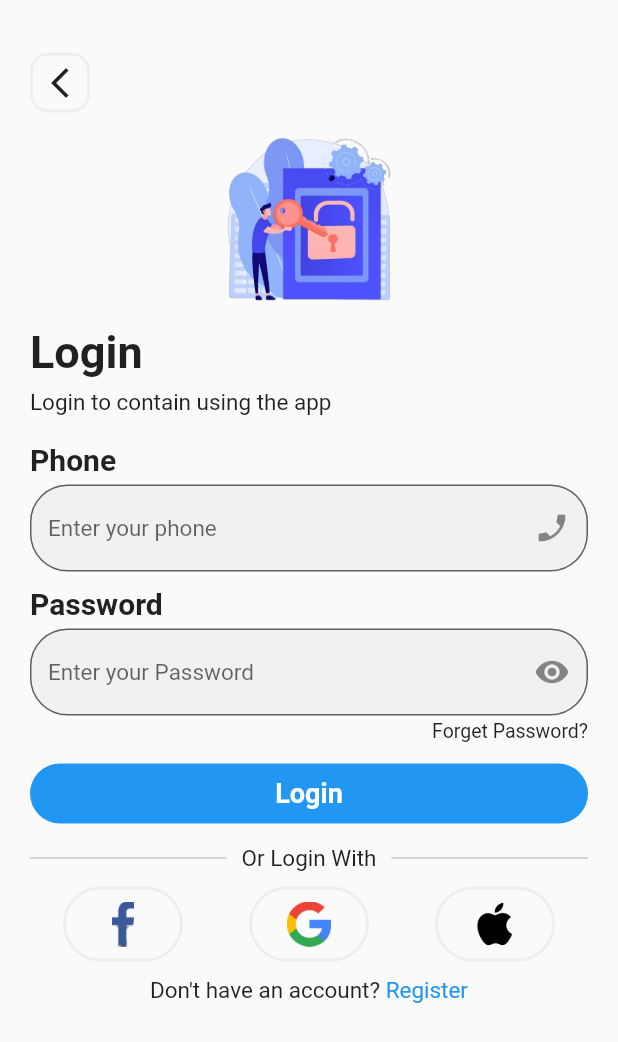
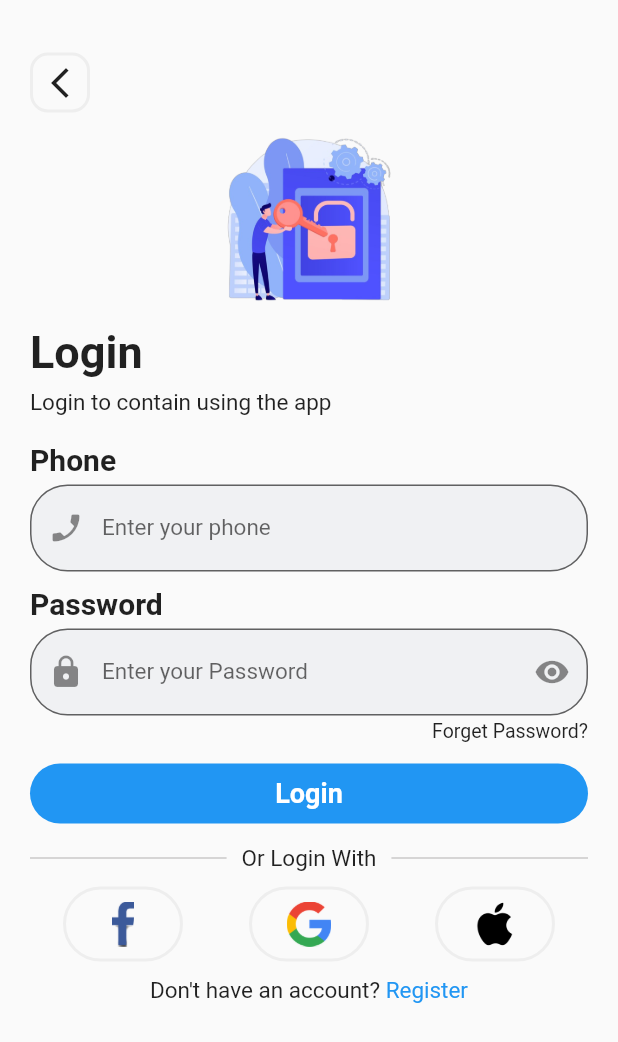
Before and after one commit to MohamedMohamedSaleh/flutter_training, a Flutter app: the screen it shows after launch, after a tap on "Login", on a phone screen of 412 x 824 dp. Shown: the top 1042 px of the screen. Run offline on Flutter 3.47's test engine with Material 2 defaults, Android fonts, the phone set to English and light mode, and no system bars; our stand-ins replace dio; network calls fail.

Commit message:
with some clean code

```diff
--- a/lib/login/controller.dart
+++ b/lib/login/controller.dart
@@ -0,0 +1,23 @@
+import 'package:dio/dio.dart';
+
+class LoginController {
+  bool isTrue = false;
+  Future<String> loginUser({String? phone, String? password}) async {
+    try {
+      await Dio().post(
+        "https://thimar.amr.aait-d.com/api/login",
+        data: {
+          "phone": phone,
+          "password": password,
+          "type": "android",
+          "device_token": "test",
+          "user_type": "client",
+        },
+      );
+      return "Login Successfull";
+    } on DioException catch (ex) {
+      print(ex.response!.data["message"]);
+      return ex.response!.data["message"];
+    }
+  }
+}
--- a/lib/login/view.dart
+++ b/lib/login/view.dart
@@ -1,4 +1,7 @@
 import 'package:flutter/material.dart';
+import 'package:flutter_training/widgets/form_input_app.dart';
+
+
 
 class LoginView extends StatelessWidget {
   const LoginView({super.key});
@@ -51,71 +54,7 @@ class LoginView extends StatelessWidget {
             const SizedBox(
               height: 18,
             ),
-            const Text(
-              "Phone",
-              style: TextStyle(fontSize: 20, fontWeight: FontWeight.w600),
-            ),
-            const SizedBox(
-              height: 5,
-            ),
-            TextField(
-              cursorHeight: 15,
-              style: const TextStyle(fontSize: 15),
-              decoration: InputDecoration(
-                suffixIcon: const Icon(Icons.phone_enabled),
-                fillColor: const Color.fromARGB(255, 240, 241, 243),
-                filled: true,
-                hintText: "Enter your phone",
-                border: OutlineInputBorder(
-                  borderRadius: BorderRadius.circular(25),
-                ),
-              ),
-            ),
-            const SizedBox(
-              height: 10,
-            ),
-            const Text(
-              "Password",
-              style: TextStyle(fontSize: 20, fontWeight: FontWeight.w600),
-            ),
-            const SizedBox(
-              height: 5,
-            ),
-            TextField(
-              cursorHeight: 15,
-              style: const TextStyle(fontSize: 15),
-              decoration: InputDecoration(
-                fillColor: const Color.fromARGB(255, 240, 241, 243),
-                filled: true,
-                suffixIcon: IconButton(
-                  icon: const Icon(
-                    Icons.visibility,
-                  ),
-                  onPressed: () {},
-                ),
-                hintText: "Enter your Password",
-                border: OutlineInputBorder(
-                  borderRadius: BorderRadius.circular(25),
-                ),
-              ),
-            ),
-            const SizedBox(
-              height: 3,
-            ),
-            const Text(
-              "Forget Password?",
-              style: TextStyle(fontSize: 13, fontWeight: FontWeight.w400),
-              textAlign: TextAlign.end,
-            ),
-            const SizedBox(
-              height: 10,
-            ),
-            FilledButton(
-                onPressed: () {},
-                child: const Text(
-                  "Login",
-                  style: TextStyle(fontSize: 18, fontWeight: FontWeight.w600),
-                )),
+            const FormInputApp(),
             const SizedBox(
               height: 10,
             ),
@@ -223,6 +162,7 @@ class LoginView extends StatelessWidget {
           ],
         ),
       ),
+
     );
   }
 }
--- /dev/null
+++ b/lib/widgets/custom_text_field.dart
@@ -0,0 +1,66 @@
+import 'package:flutter/material.dart';
+
+class CustomTextField extends StatefulWidget {
+  const CustomTextField({
+    super.key,
+    required this.labelText,
+    this.isPassword = false,
+    this.passwordIcon,
+    required this.prefixIcon,
+    this.controller,
+  });
+
+  final bool isPassword;
+  final String labelText;
+  final IconData? passwordIcon;
+  final IconData prefixIcon;
+  final TextEditingController?  controller;
+
+  @override
+  State<CustomTextField> createState() => _CustomTextFieldState();
+}
+
+class _CustomTextFieldState extends State<CustomTextField> {
+  bool isHiden = true;
+  @override
+  Widget build(BuildContext context) {
+    return TextFormField(
+      keyboardType: widget.isPassword? TextInputType.text: TextInputType.number,
+      validator: (value) {
+        if (value?.isEmpty ?? true) {
+          return "field is required!";
+        } else {
+          return null;
+        }
+      },
+     controller: widget.controller,
+      obscureText: isHiden && widget.isPassword,
+      cursorHeight: 15,
+      style: const TextStyle(
+        fontSize: 15,
+      ),
+      decoration: InputDecoration(
+        prefixIcon: Icon(
+          widget.prefixIcon,
+        ),
+        suffixIcon: widget.isPassword
+            ? IconButton(
+                icon: Icon(
+                  isHiden ? Icons.visibility : Icons.visibility_off,
+                ),
+                onPressed: () {
+                  isHiden = !isHiden;
+                  setState(() {});
+                },
+              )
+            : null,
+        fillColor: const Color.fromARGB(255, 240, 241, 243),
+        filled: true,
+        labelText: widget.labelText,
+        border: OutlineInputBorder(
+          borderRadius: BorderRadius.circular(25),
+        ),
+      ),
+    );
+  }
+}
--- /dev/null
+++ b/lib/widgets/form_input_app.dart
@@ -0,0 +1,112 @@
+import 'package:flutter/material.dart';
+import 'package:flutter_training/login/controller.dart';
+
+import 'custom_text_field.dart';
+
+class FormInputApp extends StatefulWidget {
+  const FormInputApp({super.key});
+
+  @override
+  State<FormInputApp> createState() => _FormInputAppState();
+}
+
+class _FormInputAppState extends State<FormInputApp> {
+  final GlobalKey<FormState> formKey = GlobalKey();
+  AutovalidateMode autovalidateMode = AutovalidateMode.disabled;
+
+  final TextEditingController phoneController = TextEditingController();
+  final TextEditingController passwordController = TextEditingController();
+
+  @override
+  Widget build(BuildContext context) {
+    return Form(
+      key: formKey,
+      autovalidateMode: autovalidateMode,
+      child: Column(
+        crossAxisAlignment: CrossAxisAlignment.start,
+        children: [
+          const Text(
+            "Phone",
+            style: TextStyle(fontSize: 20, fontWeight: FontWeight.w600),
+          ),
+          const SizedBox(
+            height: 5,
+          ),
+          CustomTextField(
+            labelText: "Enter your phone",
+            prefixIcon: Icons.phone_enabled,
+            controller: phoneController,
+          ),
+          const SizedBox(
+            height: 10,
+          ),
+          const Text(
+            "Password",
+            style: TextStyle(fontSize: 20, fontWeight: FontWeight.w600),
+          ),
+          const SizedBox(
+            height: 5,
+          ),
+          CustomTextField(
+            labelText: "Enter your Password",
+            prefixIcon: Icons.lock,
+            isPassword: true,
+            controller: passwordController,
+          ),
+          const SizedBox(
+            height: 3,
+          ),
+          const SizedBox(
+            width: double.infinity,
+            child: Text(
+              "Forget Password?",
+              style: TextStyle(fontSize: 13, fontWeight: FontWeight.w400),
+              textAlign: TextAlign.end,
+            ),
+          ),
+          const SizedBox(
+            height: 10,
+          ),
+          SizedBox(
+            width: double.infinity,
+            child: FilledButton(
+              onPressed: () async {
+                FocusScope.of(context).unfocus();
+                ScaffoldMessenger.of(context).removeCurrentSnackBar();
+                LoginController controller = LoginController();
+                var message = await controller.loginUser(
+                    password: passwordController.text,
+                    phone: phoneController.text);
+                if (formKey.currentState!.validate()) {
+                  if (!context.mounted) return;
+                  ScaffoldMessenger.of(context).showSnackBar(
+                    SnackBar(
+                      margin: const EdgeInsets.all(20),
+                      backgroundColor: Colors.blue,
+                      behavior: SnackBarBehavior.floating,
+                      content: Column(
+                        children: [
+                          Text(message),
+                        ],
+                      ),
+                    ),
+                  );
+                } else {
+                  autovalidateMode = AutovalidateMode.always;
+                  setState(() {});
+                }
+              },
+              child: const Text(
+                "Login",
+                style: TextStyle(
+                  fontSize: 18,
+                  fontWeight: FontWeight.w600,
+                ),
+              ),
+            ),
+          ),
+        ],
+      ),
+    );
+  }
+}
```
Also changed, not shown: pubspec.yaml (+3 -16 lines), pubspec.lock.
